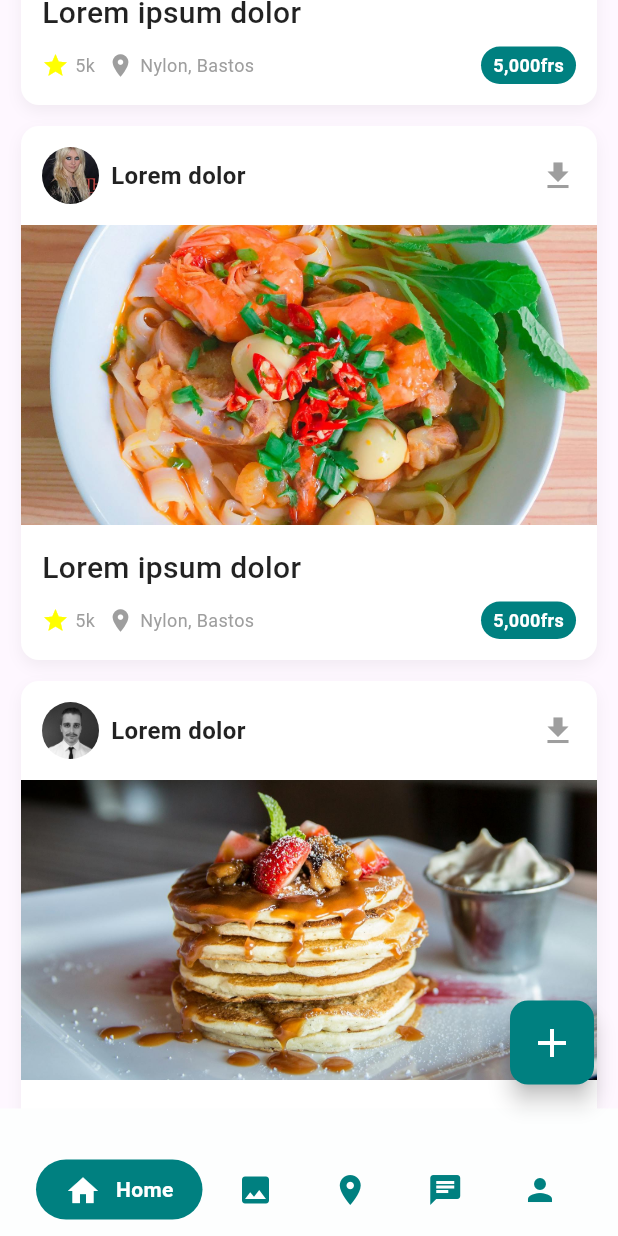
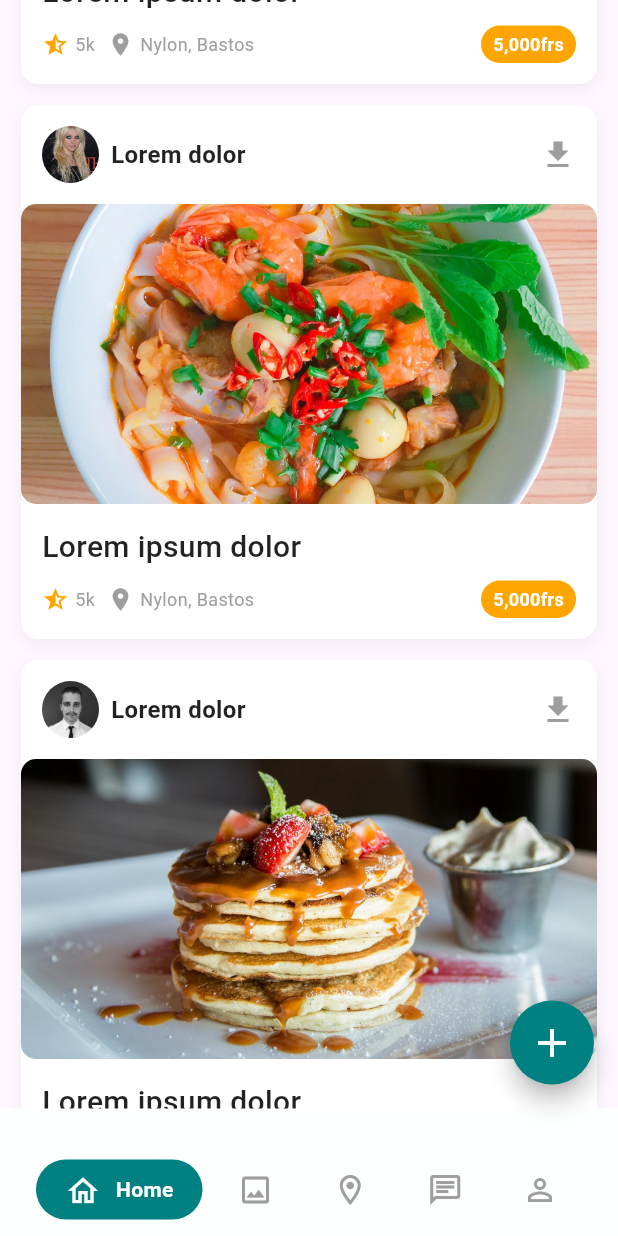
Before and after one commit to Kurocifer/wanderbuddy, a Flutter app: the screen it shows after launch, scrolled down 1152 dp, after a tap on the "add" icon, on a phone screen of 412 x 824 dp. Run offline on Flutter 3.47's test engine with Material 3 defaults, Android fonts, the light colour scheme and no system bars.

Commit message:
fix render issues with shared with you section

```diff
--- a/lib/main.dart
+++ b/lib/main.dart
@@ -1,60 +1,43 @@
+// lib/main.dart
+
 import 'package:flutter/material.dart';
+import 'package:wanderbuddy/screens/chat_screen.dart';
+import 'package:wanderbuddy/screens/gallery_screen.dart';
+import 'package:wanderbuddy/screens/home_sreen.dart';
+import 'package:wanderbuddy/screens/map_screen.dart';
+import 'package:wanderbuddy/screens/profile_screen.dart';
 import 'package:wanderbuddy/utils/app_colors.dart';
 import 'package:wanderbuddy/utils/app_dimensions.dart';
 import 'package:wanderbuddy/widgets/common/bottom_nav_bar.dart';
-import 'package:wanderbuddy/widgets/home_specific/category_filter_section.dart';
-import 'package:wanderbuddy/widgets/home_specific/home_header_section.dart';
-import 'package:wanderbuddy/widgets/home_specific/shared_feed_section.dart';
-import 'package:wanderbuddy/widgets/home_specific/your_pins_sectin.dart';
-
-class HomeScreen extends StatelessWidget {
-  const HomeScreen({super.key});
-
-  @override
-  Widget build(BuildContext context) {
-    return Scaffold(
-      body: const SingleChildScrollView(
-        child: Column(
-          crossAxisAlignment: CrossAxisAlignment.start,
-          children: [
-            HomeHeaderSection(),
-            SizedBox(height: 20.0),
-            CategoryFilterSection(),
-            SizedBox(height: 30.0),
-            YourPinsSection(),
-            SizedBox(height: 30.0),
-            SharedFeedSection(),
-            SizedBox(height: 30.0),
-          ],
-        ),
-      ),
-      bottomNavigationBar: const CustomBottomNavBar(),
-      // Add the FloatingActionButton here
-      floatingActionButton: FloatingActionButton(
-        onPressed: () {
-          // No action for static page, but this is where it would go
-        },
-        backgroundColor: AppColors.tealNormal, // Use our defined teal color
-        shape: RoundedRectangleBorder(
-          borderRadius: BorderRadius.circular(AppDimens.borderRadiusLarge), // Match card radius or adjust
-        ),
-        child: Icon(
-          Icons.add,
-          size: AppDimens.iconSizeLarge, // Use a large icon size
-          color: AppColors.white,
-        ),
-      ),
-      floatingActionButtonLocation: FloatingActionButtonLocation.endFloat, // Position it at the end (bottom right)
-    );
-  }
-}
 
 void main() {
   runApp(const MyApp());
 }
 
-class MyApp extends StatelessWidget {
+class MyApp extends StatefulWidget {
   const MyApp({super.key});
+
+  @override
+  State<MyApp> createState() => _MyAppState();
+}
+
+class _MyAppState extends State<MyApp> {
+  int _selectedIndex = 0; // Initially select the Home tab (index 0)
+
+  // List of screens corresponding to the navigation bar items
+  final List<Widget> _pages = const [
+    HomeScreen(),
+    GalleryScreen(),
+    MapScreen(),
+    ChatScreen(),
+    ProfileScreen(),
+  ];
+
+  void _onItemTapped(int index) {
+    setState(() {
+      _selectedIndex = index;
+    });
+  }
 
   @override
   Widget build(BuildContext context) {
@@ -64,7 +47,28 @@
         primarySwatch: Colors.blue,
         visualDensity: VisualDensity.adaptivePlatformDensity,
       ),
-      home: const HomeScreen(),
+      home: Scaffold(
+        // Display the selected page as the body
+        body: _pages[_selectedIndex],
+        bottomNavigationBar: CustomBottomNavBar(
+          selectedIndex: _selectedIndex,
+          onItemSelected: _onItemTapped,
+        ),
+        floatingActionButton: FloatingActionButton(
+          onPressed: () {
+          },
+          backgroundColor: AppColors.tealNormal,
+          shape: RoundedRectangleBorder(
+            borderRadius: BorderRadius.circular(AppDimens.floatingActionButtonRaduis),
+          ),
+          child: Icon(
+            Icons.add,
+            size: AppDimens.iconSizeLarge,
+            color: AppColors.white,
+          ),
+        ),
+        floatingActionButtonLocation: FloatingActionButtonLocation.endFloat,
+      ),
       debugShowCheckedModeBanner: false,
     );
   }
--- /dev/null
+++ b/lib/screens/chat_screen.dart
@@ -0,0 +1,15 @@
+import 'package:flutter/material.dart';
+
+class ChatScreen extends StatelessWidget {
+  const ChatScreen({super.key});
+
+  @override
+  Widget build(BuildContext context) {
+    return const Center(
+      child: Text(
+        'Chat Screen Content',
+        style: TextStyle(fontSize: 24, fontWeight: FontWeight.bold),
+      ),
+    );
+  }
+}
--- /dev/null
+++ b/lib/screens/gallery_screen.dart
@@ -0,0 +1,15 @@
+import 'package:flutter/material.dart';
+
+class GalleryScreen extends StatelessWidget {
+  const GalleryScreen({super.key});
+
+  @override
+  Widget build(BuildContext context) {
+    return const Center(
+      child: Text(
+        'Gallery Screen Content',
+        style: TextStyle(fontSize: 24, fontWeight: FontWeight.bold),
+      ),
+    );
+  }
+}
--- /dev/null
+++ b/lib/screens/home_sreen.dart
@@ -0,0 +1,29 @@
+import 'package:flutter/material.dart';
+import 'package:wanderbuddy/widgets/home_specific/category_filter_section.dart';
+import 'package:wanderbuddy/widgets/home_specific/home_header_section.dart';
+import 'package:wanderbuddy/widgets/home_specific/shared_feed_section.dart';
+import 'package:wanderbuddy/widgets/home_specific/your_pins_sectin.dart';
+
+class HomeScreen extends StatelessWidget {
+  const HomeScreen({super.key});
+
+  @override
+  Widget build(BuildContext context) {
+
+    return const SingleChildScrollView(
+      child: Column(
+        crossAxisAlignment: CrossAxisAlignment.start,
+        children: [
+          HomeHeaderSection(),
+          SizedBox(height: 20.0),
+          CategoryFilterSection(),
+          SizedBox(height: 30.0),
+          YourPinsSection(),
+          SizedBox(height: 30.0),
+          SharedFeedSection(),
+          SizedBox(height: 30.0),
+        ],
+      ),
+    );
+  }
+}
--- /dev/null
+++ b/lib/screens/map_screen.dart
@@ -0,0 +1,15 @@
+import 'package:flutter/material.dart';
+
+class MapScreen extends StatelessWidget {
+  const MapScreen({super.key});
+
+  @override
+  Widget build(BuildContext context) {
+    return const Center(
+      child: Text(
+        'Map Screen Content',
+        style: TextStyle(fontSize: 24, fontWeight: FontWeight.bold),
+      ),
+    );
+  }
+}
--- /dev/null
+++ b/lib/screens/profile_screen.dart
@@ -0,0 +1,15 @@
+import 'package:flutter/material.dart';
+
+class ProfileScreen extends StatelessWidget {
+  const ProfileScreen({super.key});
+
+  @override
+  Widget build(BuildContext context) {
+    return const Center(
+      child: Text(
+        'Profile Screen Content',
+        style: TextStyle(fontSize: 24, fontWeight: FontWeight.bold),
+      ),
+    );
+  }
+}
--- a/lib/utils/app_dimensions.dart
+++ b/lib/utils/app_dimensions.dart
@@ -16,6 +16,7 @@
   static const double borderRadiusLarge = 12.0;
   static const double borderRadiusExtraLarge = 20.0; // For search bar, chips etc.
   static const double borderRadiusCircular = 100.0; // For profile pictures
+  static const double floatingActionButtonRaduis = 42.0;
 
   // --- Icon Sizes ---
   static const double iconSizeSmall = 18.0;
--- a/lib/widgets/common/bottom_nav_bar.dart
+++ b/lib/widgets/common/bottom_nav_bar.dart
@@ -4,29 +4,35 @@
 import 'package:wanderbuddy/utils/app_styles.dart';
 
 class CustomBottomNavBar extends StatefulWidget {
-  const CustomBottomNavBar({super.key});
+  final int selectedIndex;
+  final Function(int) onItemSelected;
+
+  const CustomBottomNavBar({
+    super.key,
+    required this.selectedIndex,
+    required this.onItemSelected,
+  });
 
   @override
   State<CustomBottomNavBar> createState() => _CustomBottomNavBarState();
 }
 
 class _CustomBottomNavBarState extends State<CustomBottomNavBar> {
-  int _selectedIndex = 0; // 0 for Home, as per requirement
+
 
   // List of navigation bar items
   final List<Map<String, dynamic>> _navItems = [
-    {'icon': Icons.home, 'label': 'Home'},
-    {'icon': Icons.image, 'label': 'Gallery'},
-    {'icon': Icons.location_on, 'label': 'Map'},
-    {'icon': Icons.chat, 'label': 'Chat'},
-    {'icon': Icons.person, 'label': 'You'},
+    {'icon': Icons.home_outlined, 'label': 'Home'},
+    {'icon': Icons.image_outlined, 'label': 'Gallery'},
+    {'icon': Icons.location_on_outlined, 'label': 'Map'},
+    {'icon': Icons.chat_outlined, 'label': 'Chat'},
+    {'icon': Icons.person_outline, 'label': 'You'},
   ];
 
   @override
   Widget build(BuildContext context) {
     return Container(
       height: AppDimens.navBarHeight,
-      // Using a light background color for the nav bar itself, inferred from design
       color: AppColors.blueLightBackground,
       child: Padding(
         padding: EdgeInsets.only(
@@ -35,19 +41,15 @@
           right: AppDimens.navBarHorizontalPadding,
         ),
         child: Row(
-          mainAxisAlignment: MainAxisAlignment.spaceBetween, // Distribute items evenly
+          mainAxisAlignment: MainAxisAlignment.spaceBetween,
           children: _navItems.asMap().entries.map((entry) {
             int index = entry.key;
             Map<String, dynamic> item = entry.value;
-            bool isSelected = index == _selectedIndex;
+            bool isSelected = index == widget.selectedIndex;
 
             return GestureDetector(
               onTap: () {
-                // For a static page, we just update the selected index visually.
-                // No actual navigation logic is needed.
-                setState(() {
-                  _selectedIndex = index;
-                });
+                widget.onItemSelected(index);
               },
               child: AnimatedContainer(
                 duration: const Duration(milliseconds: 200),
@@ -55,7 +57,7 @@
                 height: AppDimens.navBarContentHeight,
                 width: isSelected
                     ? AppDimens.navBarSelectedPillWidth
-                    : AppDimens.iconSizeMedium + (AppDimens.navBarItemHorizontalPadding * 2), // Width for unselected icon only
+                    : AppDimens.iconSizeMedium + (AppDimens.navBarItemHorizontalPadding * 2),
                 decoration: BoxDecoration(
                   color: isSelected ? AppColors.tealNormal : Colors.transparent,
                   borderRadius: BorderRadius.circular(AppDimens.navBarSelectedPillRadius),
@@ -65,17 +67,17 @@
                         vertical: AppDimens.navBarItemVerticalPadding,
                         horizontal: AppDimens.navBarItemHorizontalPadding,
                       )
-                    : EdgeInsets.zero, // No padding for unselected icon-only state
+                    : EdgeInsets.zero,
                 child: Row(
-                  mainAxisAlignment: MainAxisAlignment.center, // Center content within the pill
+                  mainAxisAlignment: MainAxisAlignment.center,
                   children: [
                     Icon(
                       item['icon'],
                       size: AppDimens.iconSizeMedium,
-                      color: isSelected ? AppColors.white : AppColors.tealNormal,
+                      color: isSelected ? AppColors.white : Colors.grey,
                     ),
                     if (isSelected) ...[
-                      SizedBox(width: AppDimens.navBarItemIconTextGap), // Gap between icon and text
+                      SizedBox(width: AppDimens.navBarItemIconTextGap),
                       Text(
                         item['label'],
                         style: AppStyles.navBarSelectedLabel,
--- a/lib/widgets/home_specific/pin_card.dart
+++ b/lib/widgets/home_specific/pin_card.dart
@@ -13,11 +13,11 @@
   @override
   Widget build(BuildContext context) {
     return Container(
-      width: 210.0, // As per your provided dimension
-      height: 154.0, // As per your provided dimension
+      width: 210.0,
+      height: 154.0,
       decoration: BoxDecoration(
         color: AppColors.white,
-        borderRadius: BorderRadius.circular(AppDimens.borderRadiusLarge), // 12px radius
+        borderRadius: BorderRadius.circular(AppDimens.borderRadiusLarge),
         boxShadow: [
           BoxShadow(
             color: Colors.black.withOpacity(0.05),
@@ -31,7 +31,7 @@
         children: [
           // Background Image
           Positioned.fill(
-            child: Image.asset( // Corrected to Image.asset for local files
+            child: Image.asset(
               pin.imageUrl,
               fit: BoxFit.cover,
               errorBuilder: (context, error, stackTrace) => Container(
@@ -81,9 +81,9 @@
                 mainAxisSize: MainAxisSize.min,
                 children: [
                   Icon(
-                    Icons.star,
+                    Icons.star_half,
                     size: AppDimens.iconSizeSmall, // 18px
-                    color: AppColors.white,
+                    color: AppColors.orange,
                   ),
                   const SizedBox(width: 4.0), // Inferred small gap
                   Text(
--- a/lib/widgets/home_specific/shared_feed_section.dart
+++ b/lib/widgets/home_specific/shared_feed_section.dart
@@ -13,25 +13,24 @@
       crossAxisAlignment: CrossAxisAlignment.start,
       children: [
         Padding(
-          padding: const EdgeInsets.symmetric(horizontal: AppDimens.paddingMedium), // 16px horizontal padding
+          padding: const EdgeInsets.symmetric(horizontal: AppDimens.paddingMedium),
           child: Text(
             'Shared with you',
-            style: AppStyles.sectionTitle, // 20px semi-bold
+            style: AppStyles.sectionTitle,
           ),
         ),
-        SizedBox(height: AppDimens.paddingMedium), // 16px spacing below title
 
         // Using ListView.builder for vertical scrolling of shared items
         // This ListView is inside a SingleChildScrollView in main.dart,
         // so it needs to shrinkWrap and disable its own scrolling.
         ListView.builder(
           physics: const NeverScrollableScrollPhysics(), // Disable internal scrolling
-          shrinkWrap: true, // Take only as much space as its children
+          shrinkWrap: true,
           itemCount: MockData.sharedPins.length,
           itemBuilder: (context, index) {
             final pin = MockData.sharedPins[index];
             return Padding(
-              padding: EdgeInsets.only(bottom: AppDimens.paddingMedium), // 16px spacing between cards
+              padding: EdgeInsets.only(bottom: AppDimens.paddingMedium),
               child: SharedItemCard(pin: pin),
             );
           },
--- a/lib/widgets/home_specific/shared_item_card.dart
+++ b/lib/widgets/home_specific/shared_item_card.dart
@@ -1,3 +1,5 @@
+// lib/widgets/home_specific/shared_item_card.dart
+
 import 'package:flutter/material.dart';
 import 'package:wanderbuddy/models/pin_model.dart';
 import 'package:wanderbuddy/utils/app_colors.dart';
@@ -76,10 +78,14 @@
             ),
           ),
 
-          // Main Image (FAB removed from here)
+          // Main Image with FAB Overlay and 10px border radius
+          Stack(
+            children: [
               SizedBox(
                 width: double.infinity,
                 height: 200.0,
+                child: ClipRRect(
+                  borderRadius: BorderRadius.circular(10.0),
                   child: Image.asset(
                     pin.imageUrl,
                     fit: BoxFit.cover,
@@ -94,6 +100,10 @@
                       ),
                     ),
                   ),
+                ),
+              ),
+              // Floating Action Button (FAB) - still handled by Scaffold
+            ],
           ),
 
           // Title, Likes, Location, Price
@@ -116,9 +126,9 @@
                     Row(
                       children: [
                         Icon(
-                          Icons.star,
+                          Icons.star_half, // Retained your change to star_half
                           size: AppDimens.iconSizeSmall,
-                          color: AppColors.yellow,
+                          color: AppColors.orange, // Reverted to AppColors.yellow
                         ),
                         const SizedBox(width: 4.0),
                         Text(
@@ -145,7 +155,7 @@
                         vertical: AppDimens.paddingSmall / 2,
                       ),
                       decoration: BoxDecoration(
-                        color: AppColors.tealNormal,
+                        color: AppColors.orange,
                         borderRadius: BorderRadius.circular(AppDimens.borderRadiusSmall),
                       ),
                       child: Text(
```
Lines whose indentation alone changed are shown as unchanged.
